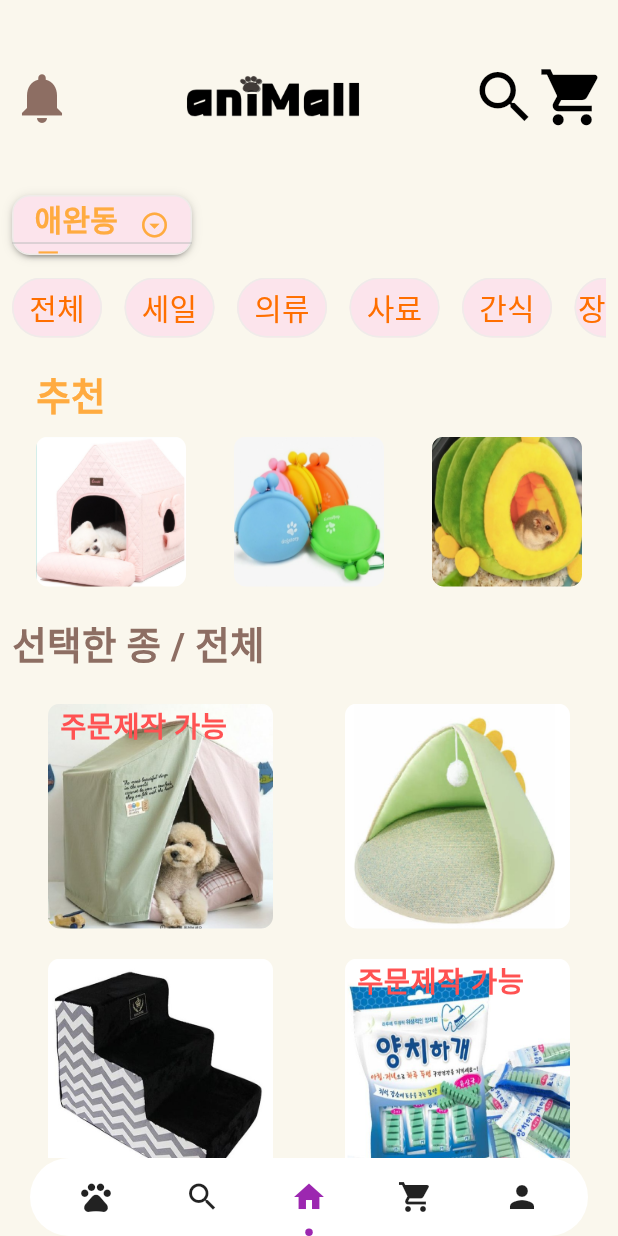
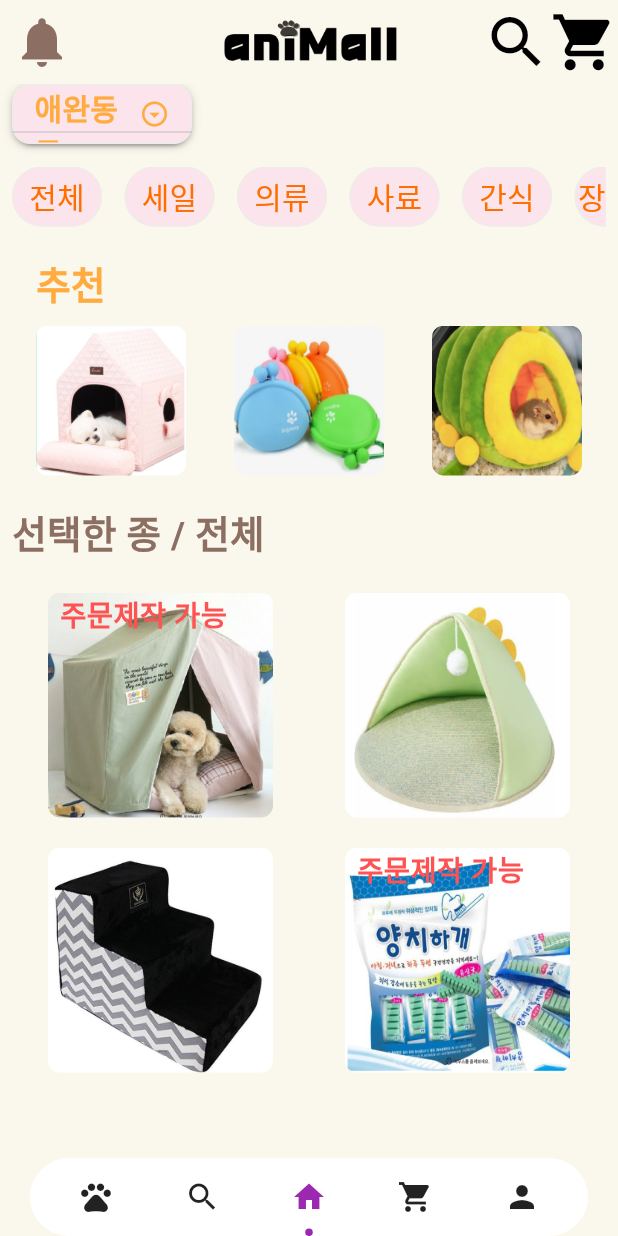
Before and after one commit to KimShun/Final_ProjectBasic, a Flutter app: the SaleScreen screen opened by its route, on a phone screen of 412 x 824 dp. Run offline on Flutter 3.47's test engine with Material 3 defaults, Android fonts, the phone set to English and light mode, and no system bars; drawn by our look-alikes of dot_navigation_bar, dropdown_button2, group_button; our stand-ins replace bloc, card_swiper, circular_profile_avatar, cloud_firestore, equatable, firebase_auth and 8 more; missing offline and left inert: kakao_flutter_sdk_user; accounts and stored records are empty; Roboto replaces fonts that are missing (Jua).

Commit message:
판매페이지 및 세부페이지 수정 - 2

```diff
--- a/shopping_minna_pet/lib/src/common/cubit/navigation_cubit.dart
+++ b/shopping_minna_pet/lib/src/common/cubit/navigation_cubit.dart
@@ -19,7 +19,7 @@ class NavigationCubit extends Cubit<NavigationState> {
 
   void changePage(BuildContext context) {
     if(state.selectedTab == SelectedTab.home) {
-      context.go("/home");
+      context.go("/");
     }
     else if(state.selectedTab == SelectedTab.profile) {
       context.go("/profile");
--- a/shopping_minna_pet/lib/src/sale/SaleScreen.dart
+++ b/shopping_minna_pet/lib/src/sale/SaleScreen.dart
@@ -88,36 +88,30 @@ class _SaleScreenState extends State<SaleScreen> {
   @override
   Widget build(BuildContext context) {
     return Scaffold(
-      body: Padding(
-        padding: const EdgeInsets.symmetric(horizontal: 8.0),
-        child: Column(
-          children: [
-            Row(
-              mainAxisAlignment: MainAxisAlignment.spaceBetween,
-              children: [
-                Icon(Icons.notifications,
+      appBar: AppBar(
+        leading: Icon(Icons.notifications,
           color: Colors.brown[400],
           size: 40,
         ),
-                Image.asset(
+        title: Image.asset(
           "assets/app/logo2.png",
           width: 170,
           height: 130,
         ),
-                Container(
-                  child: Row(
-                    children: [
+        centerTitle: true,
+        actions: const [
           Icon(Icons.search,
             color: Colors.black, size: 45,
           ),
           Icon(Icons.shopping_cart,
             color: Colors.black, size: 45,
           )
-                    ]
-                  )
-                )
-              ]
+        ],
       ),
+      body: Padding(
+        padding: const EdgeInsets.symmetric(horizontal: 8.0),
+        child: Column(
+          children: [
             Row(
               //mainAxisAlignment: MainAxisAlignment.start,
               children: [
```
Lines whose indentation alone changed are shown as unchanged.
